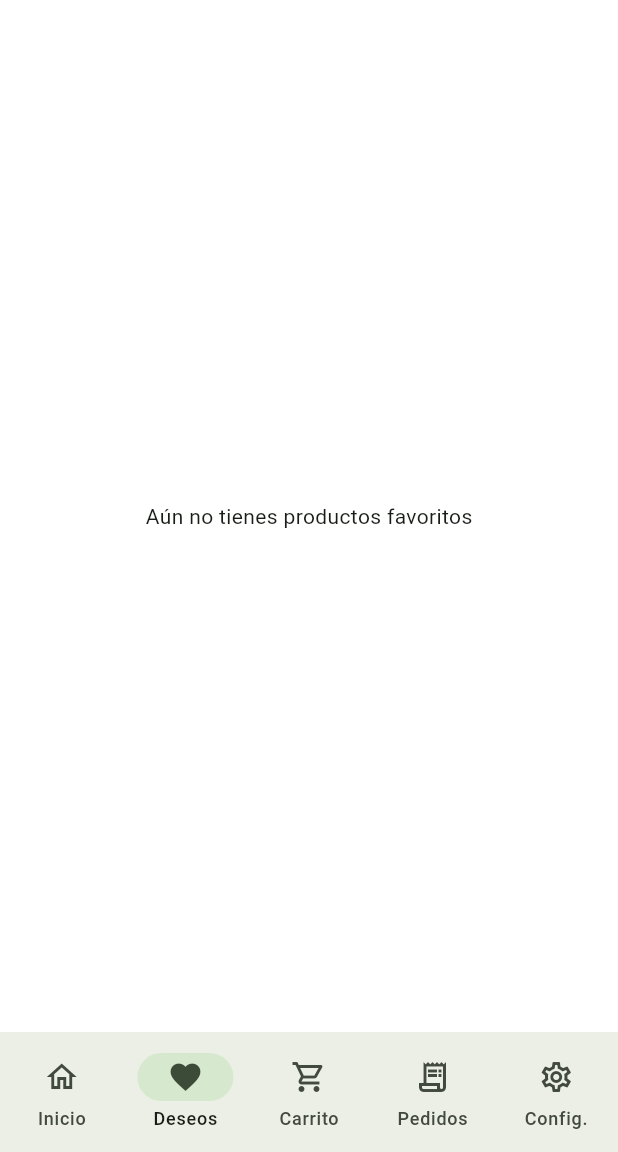
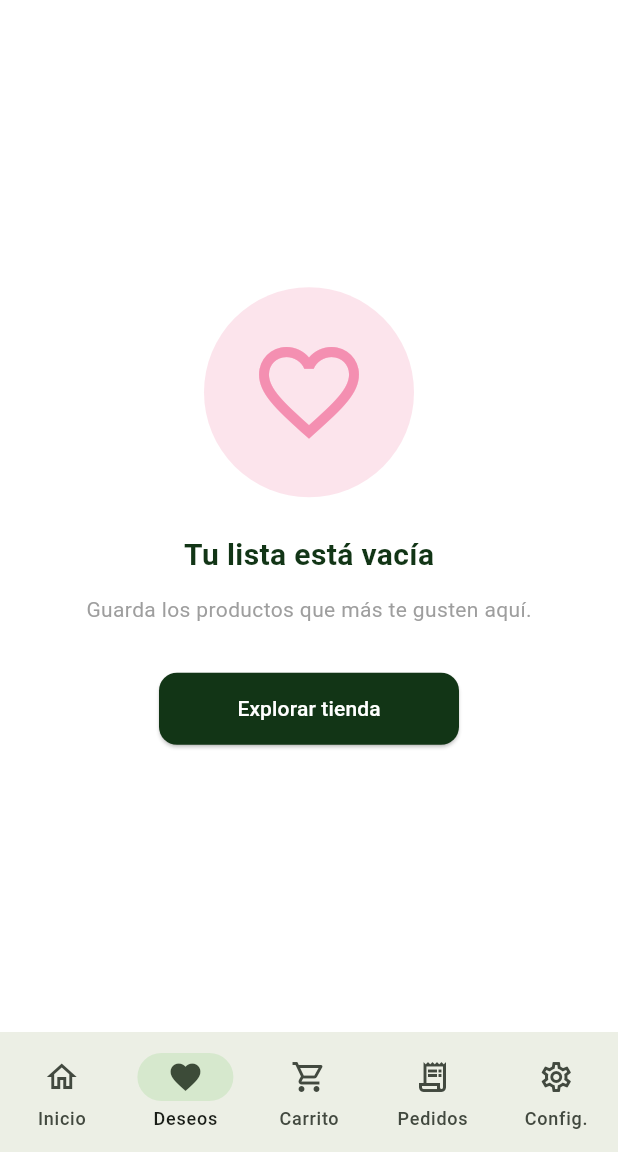
Before and after one commit to Jenny1416/petitt, a Flutter app: the HomeScreen screen opened by its route, item 2 of the bottom bar chosen, on a phone screen of 412 x 824 dp, the part 84-1236 px from its top. Run offline on Flutter 3.47's test engine with Material 3 defaults, Android fonts, the phone set to English and light mode, and no system bars; our stand-ins replace image_picker; accounts and stored records are empty; network calls fail; Roboto replaces fonts that are missing (Arial, Georgia).

Commit message:
Lista de deseos

```diff
--- a/lib/screens/home_screen.dart
+++ b/lib/screens/home_screen.dart
@@ -281,13 +281,69 @@ class _Favorites extends StatelessWidget {
   const _Favorites();
   @override
   Widget build(BuildContext context) {
-    final fav = context.watch<AppState>().favorites;
-    return fav.isEmpty
-        ? const Center(child: Text('Aún no tienes productos favoritos'))
-        : GridView.builder(
+    final app = context.watch<AppState>();
+    final fav = app.favorites;
+
+    if (fav.isEmpty) {
+      return Center(
+        child: Column(
+          mainAxisAlignment: MainAxisAlignment.center,
+          children: [
+            Container(
+              padding: const EdgeInsets.all(30),
+              decoration: BoxDecoration(color: Colors.pink.shade50, shape: BoxShape.circle),
+              child: Icon(Icons.favorite_border, size: 80, color: Colors.pink.shade200),
+            ),
+            const SizedBox(height: 24),
+            const Text('Tu lista está vacía', style: TextStyle(fontSize: 20, fontWeight: FontWeight.bold, color: Color(0xff123516))),
+            const SizedBox(height: 12),
+            const Text('Guarda los productos que más te gusten aquí.', style: TextStyle(color: Colors.grey)),
+            const SizedBox(height: 32),
+            SizedBox(
+              width: 200,
+              child: ElevatedButton(
+                style: ElevatedButton.styleFrom(
+                  backgroundColor: const Color(0xff123516),
+                  foregroundColor: Colors.white,
+                  shape: RoundedRectangleBorder(borderRadius: BorderRadius.circular(12)),
+                  padding: const EdgeInsets.symmetric(vertical: 14),
+                ),
+                onPressed: () => app.setHomeTabIndex(0),
+                child: const Text('Explorar tienda'),
+              ),
+            ),
+          ],
+        ),
+      );
+    }
+
+    return Column(
+      crossAxisAlignment: CrossAxisAlignment.start,
+      children: [
+        Padding(
+          padding: const EdgeInsets.fromLTRB(16, 20, 16, 10),
+          child: Row(
+            children: [
+              const Icon(Icons.favorite, color: Colors.pink, size: 24),
+              const SizedBox(width: 10),
+              Text('Tus favoritos (${fav.length})', style: const TextStyle(fontSize: 20, fontWeight: FontWeight.bold, color: Color(0xff123516))),
+            ],
+          ),
+        ),
+        Expanded(
+          child: GridView.builder(
             padding: const EdgeInsets.all(16),
             itemCount: fav.length,
-            gridDelegate: const SliverGridDelegateWithFixedCrossAxisCount(crossAxisCount: 2, childAspectRatio: .63, crossAxisSpacing: 10, mainAxisSpacing: 10),
-            itemBuilder: (_, i) => ProductCard(p: fav[i]));
+            gridDelegate: const SliverGridDelegateWithFixedCrossAxisCount(
+              crossAxisCount: 2,
+              childAspectRatio: .63,
+              crossAxisSpacing: 12,
+              mainAxisSpacing: 12
+            ),
+            itemBuilder: (_, i) => ProductCard(p: fav[i]),
+          ),
+        ),
+      ],
+    );
   }
 }
```
